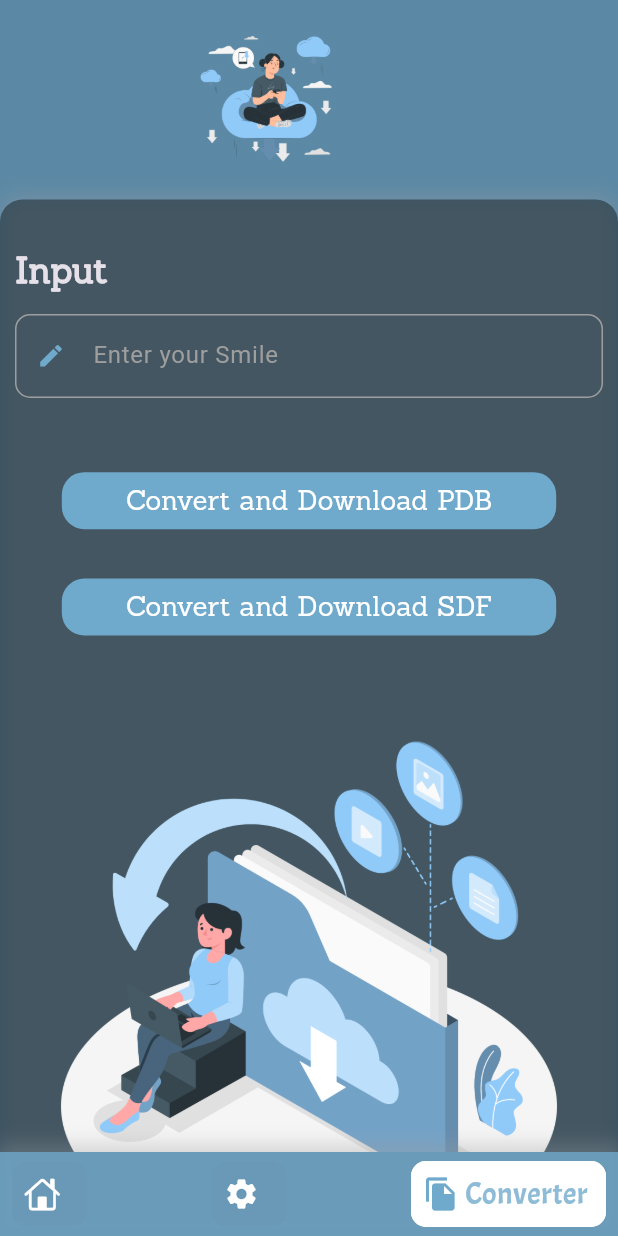
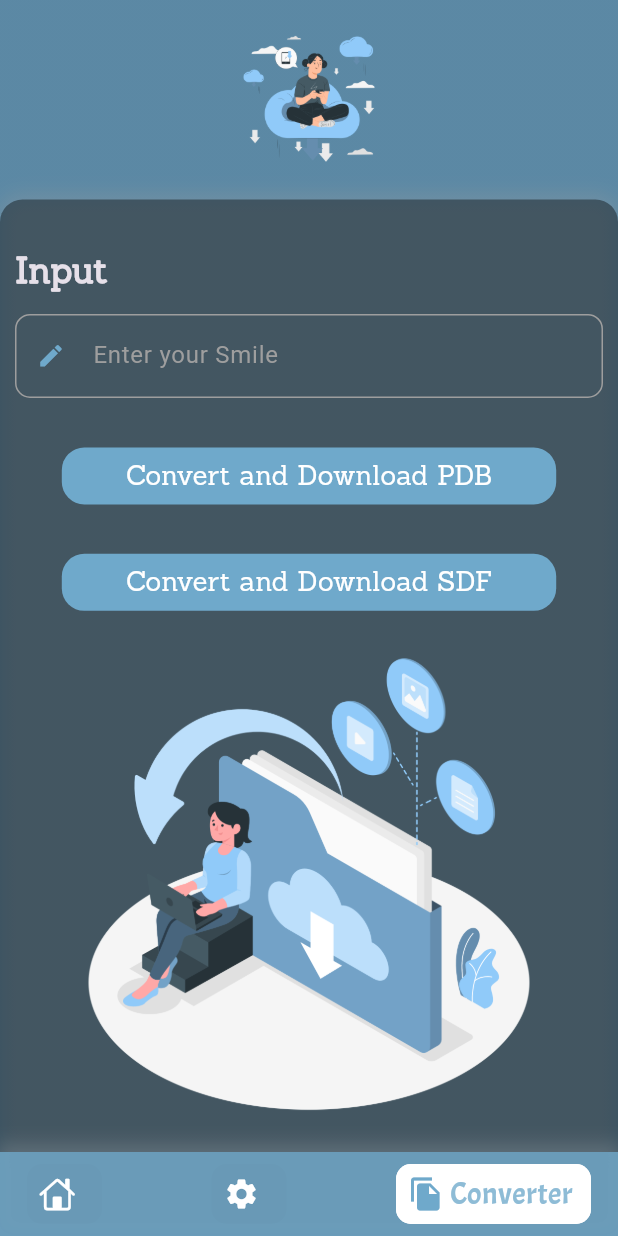
Before and after one commit to Nora-2/tox, a Flutter app: the HomeLayout screen opened by its route, item 3 of the bottom bar chosen, on a phone screen of 412 x 824 dp. Run offline on Flutter 3.47's test engine with Material 3 defaults, Android fonts, the phone set to English and light mode, and no system bars; our stand-ins replace animated_splash_screen, bloc, chat_bubbles, cloud_firestore, device_preview, file_picker and 13 more; missing offline and left inert: circular, dart:html, flutter_facebook_auth; accounts and stored records are empty; network calls fail.

```diff
--- a/lib/Features/convertScreen.dart
+++ b/lib/Features/convertScreen.dart
@@ -93,13 +93,11 @@
               height: size.height * .02,
             ),
             Row(
-              mainAxisAlignment: MainAxisAlignment.start,
+              mainAxisAlignment: MainAxisAlignment.center,
               crossAxisAlignment: CrossAxisAlignment.center,
               children: [
 
-                SizedBox(
-                  width: size.width * .2,
-                ),
+
                 Image.asset(
                   ImageConstant.converttop,
                   width: 190,
@@ -149,7 +147,7 @@
                             ),
                             controller: _smilesController),
                         SizedBox(
-                          height: size.height * .06,
+                          height: size.height * .04,
                         ),
                         Center(
                           child: GestureDetector(
@@ -172,12 +170,12 @@
                             child: customButtonContainer(size: size, text: 'Convert and Download SDF')
                           ),
                         ),
-                        SizedBox(height: size.height * .04),
+                        SizedBox(height: size.height * .02),
                         Center(
                             child: Image.asset(
                           ImageConstant.converthome,
                           width: size.width * .9,
-                          height: size.height * .5,
+                          height: size.height * .4,
                         ))
                       ],
                     ),
--- a/lib/Features/home/presentation/view/home.dart
+++ b/lib/Features/home/presentation/view/home.dart
@@ -90,7 +90,7 @@
                         ],
                       ),
                     ),
-                    // robot(size: size)
+                    robot(size: size)
                   ],
                 );
               }),
--- a/lib/Features/openeing/onboarding_screen.dart
+++ b/lib/Features/openeing/onboarding_screen.dart
@@ -84,20 +84,16 @@
                                Navigator.of(context).pushReplacement(signin());
                             }),
                           ),
-                          // SizedBox(
-                          //   height: MediaQuery.of(context).size.height * 0.003,
-                          // ),
                           Image.asset(
                               screens[index % screens.length].lottieBuilder,
                               width: MediaQuery.of(context).size.width * 0.8,
-                              height: MediaQuery.of(context).size.height * 0.7),
+                              height: MediaQuery.of(context).size.height * 0.65),
                           Text(
                             screens[index % screens.length].text,
                             textAlign: TextAlign.center,
                             style: const TextStyle(
                               fontSize: 29.0,
                               fontWeight: FontWeight.bold,
-                              // color: black,
                             ),
                           ),
                           Text(
--- a/lib/core/components/homelayout.dart
+++ b/lib/core/components/homelayout.dart
@@ -28,7 +28,7 @@
             body: HomecubitCubit.get(context)
                 .Screens[HomecubitCubit.get(context).indexBottomNavBar],
             bottomNavigationBar: BottomNavyBar(
-              backgroundColor:isDark?black:icolor,
+              backgroundColor:isDark?darkcolor:icolor,
               curve: Curves.easeIn,
               selectedIndex:
                   HomecubitCubit.get(context).indexBottomNavBar,
--- a/lib/core/widgets/custom_bottom_navbar.dart
+++ b/lib/core/widgets/custom_bottom_navbar.dart
@@ -62,12 +62,11 @@
         ],
         // borderRadius: BorderRadius.circular(itemCornerRadius),
       ),
-      child: SafeArea(
       child: Container(
         color: isDark ? darkcolor : icolor,
         width: double.infinity,
         height: containerHeight,
-          padding: const EdgeInsets.symmetric(vertical: 6, horizontal: 8),
+         padding: const EdgeInsets.symmetric(vertical: 8, horizontal: 18),
         child: Row(
           mainAxisAlignment: mainAxisAlignment,
           children: items.map((item) {
@@ -86,7 +85,6 @@
               ),
             );
           }).toList(),
-          ),
         ),
       ),
     );
--- a/pubspec.yaml
+++ b/pubspec.yaml
@@ -40,6 +40,7 @@
   google_sign_in: ^6.1.6
   flutter_facebook_auth: ^6.1.1
   percent_indicator: ^4.2.3
+  device_preview: ^1.1.0
 
 dev_dependencies:
   flutter_lints: ^3.0.1
```
Also changed, not shown: lib/Features/mutagenicity/mutagencity.dart (+43 -44 lines), lib/Features/settings/presentation/view/editprofile.dart (+143 -69 lines), lib/main.dart (+8 -1 lines), pubspec.lock. Lines whose indentation alone changed are shown as unchanged.
